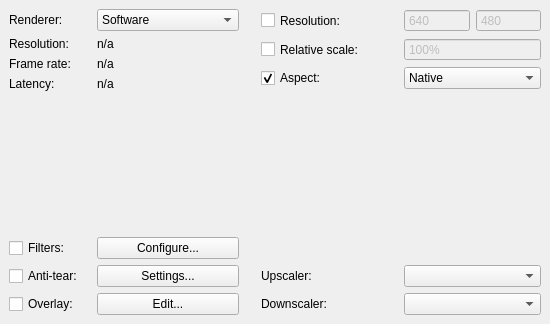
mrehkopf/vcs, file src/display/qt/widgets/ui/control_panel_output_widget.ui: the form before one commit.
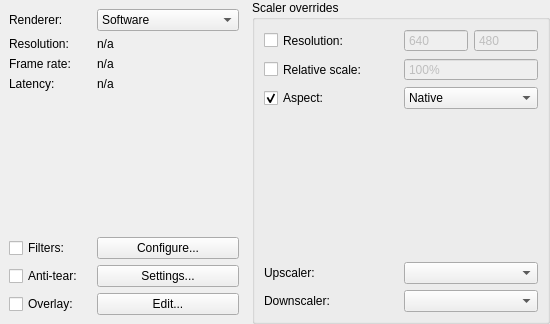
The form after the commit.

Commit message:
GUI: Tweak the control panel's layout
Reinforce thematic grouping with a few extra group boxes.

Patch:
```diff
--- a/src/display/qt/widgets/ui/control_panel_output_widget.ui
+++ b/src/display/qt/widgets/ui/control_panel_output_widget.ui
@@ -310,7 +310,10 @@
     </widget>
    </item>
    <item>
-    <widget class="QFrame" name="frame_outputOverrides">
+    <widget class="QGroupBox" name="groupBox_outputOverrides">
+     <property name="title">
+      <string>Scaler overrides</string>
+     </property>
      <layout class="QVBoxLayout" name="verticalLayout_4">
       <item>
        <layout class="QHBoxLayout" name="horizontalLayout_12">
```
The commit also changes 4 other files.
